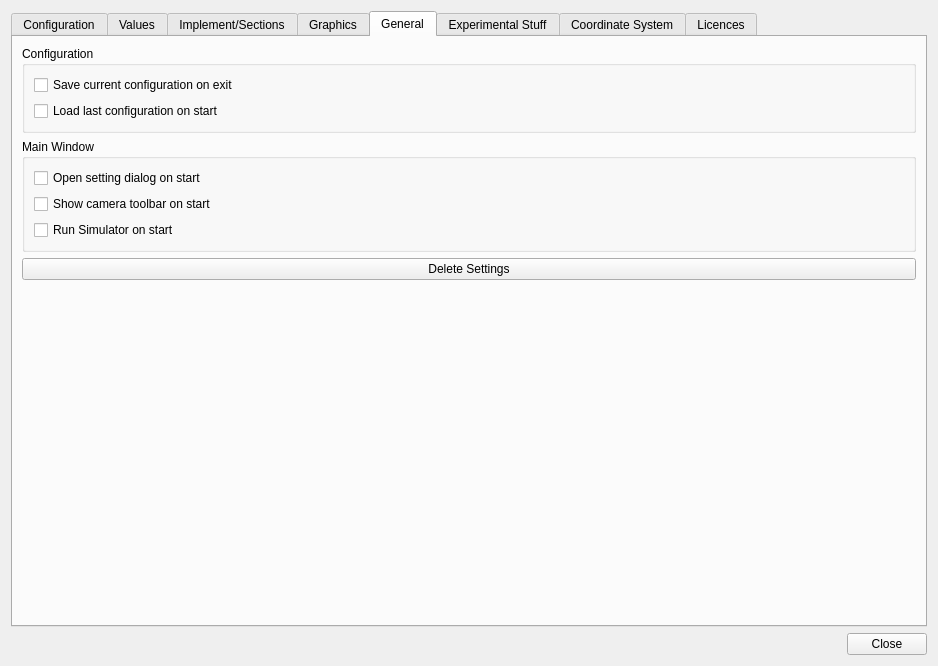
This is src/gui/SettingsDialog.ui in eringerli/QtOpenGuidance as Qt 5 draws it before an edit. The edited form follows.
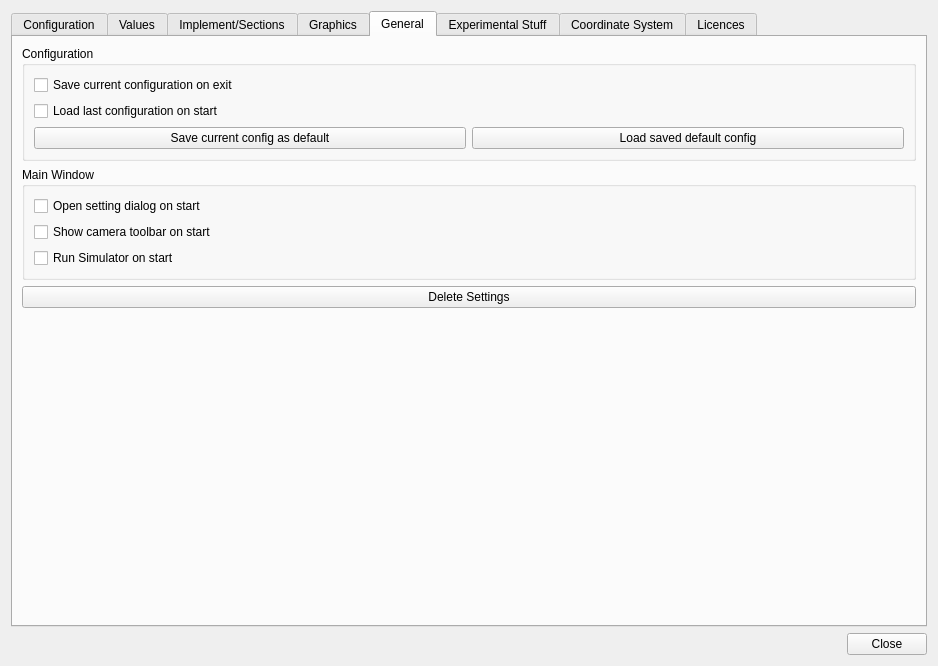
This is the edited form. The open tabs and pages were chosen to show the change. Icons and pictures are not drawn. Custom widgets are drawn as their Qt base class.

Commit message:
Added posibility to save/load the default config
- added a MainWindow-class to get the close signal of the main window
- loading on start and saving on close works now
- added two button to save/load the default config

Patch:
```diff
--- a/src/gui/SettingsDialog.ui
+++ b/src/gui/SettingsDialog.ui
@@ -504,21 +504,35 @@
            <property name="title">
             <string>Configuration</string>
            </property>
-           <layout class="QVBoxLayout" name="verticalLayout_6">
-            <item>
-             <widget class="QCheckBox" name="cbSaveConfigOnExit">
-              <property name="text">
-               <string>Save current configuration on exit</string>
-              </property>
-             </widget>
-            </item>
-            <item>
+           <layout class="QGridLayout" name="gridLayout">
+            <item row="1" column="0">
              <widget class="QCheckBox" name="cbLoadConfigOnStart">
               <property name="text">
                <string>Load last configuration on start</string>
               </property>
              </widget>
             </item>
+            <item row="2" column="0">
+             <widget class="QPushButton" name="pbSaveAsDefault">
+              <property name="text">
+               <string>Save current config as default</string>
+              </property>
+             </widget>
+            </item>
+            <item row="0" column="0">
+             <widget class="QCheckBox" name="cbSaveConfigOnExit">
+              <property name="text">
+               <string>Save current configuration on exit</string>
+              </property>
+             </widget>
+            </item>
+            <item row="2" column="1">
+             <widget class="QPushButton" name="pbLoadSavedConfig">
+              <property name="text">
+               <string>Load saved default config</string>
+              </property>
+             </widget>
+            </item>
            </layout>
           </widget>
          </item>
@@ -567,7 +581,7 @@
            <property name="sizeHint" stdset="0">
             <size>
              <width>20</width>
-             <height>298</height>
+             <height>258</height>
             </size>
            </property>
           </spacer>
```
Left out of the diff: 2 changed lines with no effect on the pictures. The commit also changes 5 other files.
